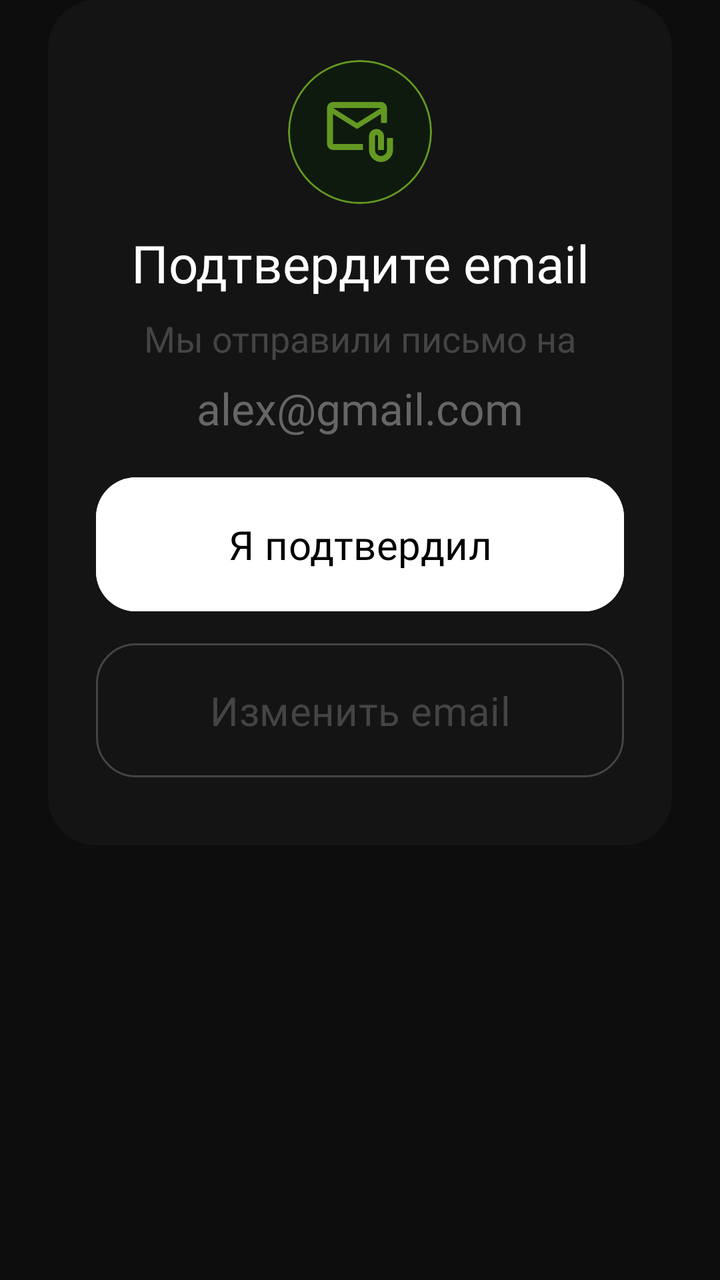
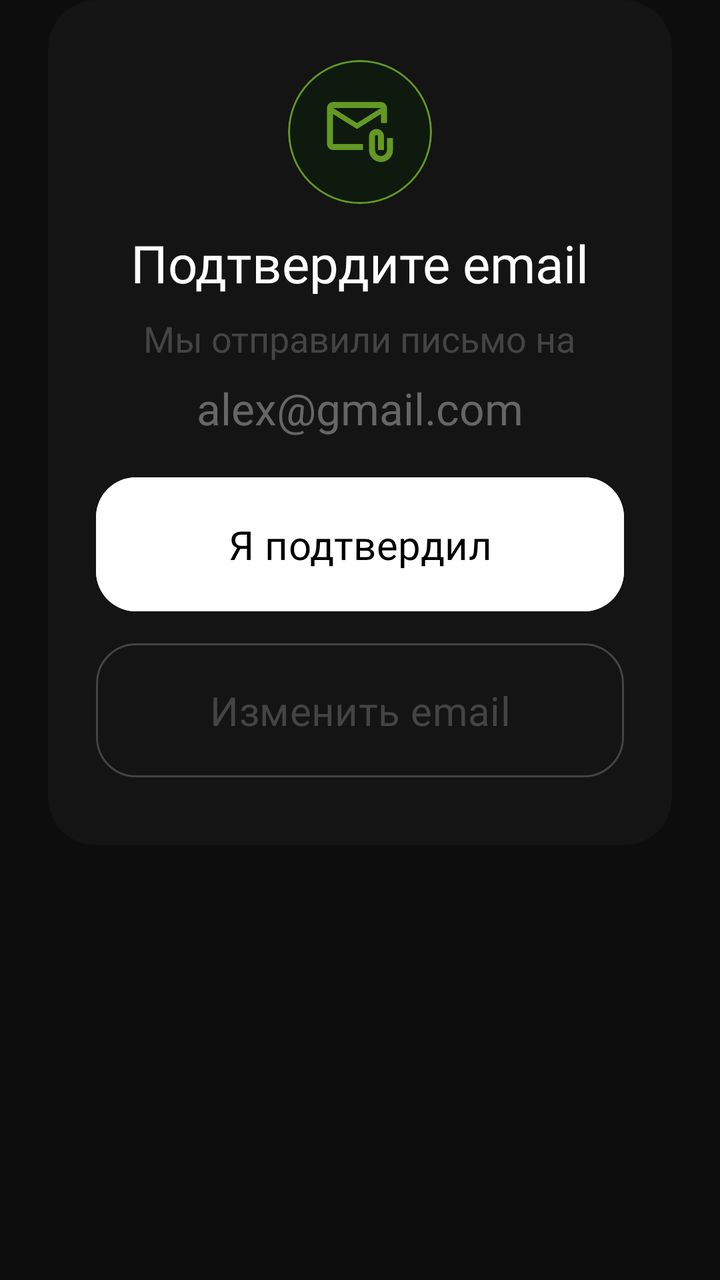

Before-and-after screenshots of an Android layout around one commit, followed by the original layout XML and the change that was made.
<!-- AndroidManifest.xml: application theme Theme.BoredomFocus -->
<!-- res/layout/dialog_confirm_email.xml -->
<FrameLayout xmlns:android="http://schemas.android.com/apk/res/android"
    xmlns:app="http://schemas.android.com/apk/res-auto"
    android:layout_width="match_parent"
    android:layout_height="wrap_content"
    android:background="@android:color/transparent"
    android:paddingHorizontal="24dp">

    <com.google.android.material.card.MaterialCardView
        android:id="@+id/cardDialog"
        android:layout_width="match_parent"
        android:layout_height="wrap_content"
        app:cardBackgroundColor="#141414"
        app:cardCornerRadius="24dp"
        app:cardElevation="0dp"
        app:strokeWidth="0dp">

        <FrameLayout
            android:layout_width="match_parent"
            android:layout_height="wrap_content">

            <androidx.constraintlayout.widget.ConstraintLayout
                android:layout_width="match_parent"
                android:layout_height="wrap_content"
                android:paddingHorizontal="24dp"
                android:paddingVertical="30dp">

                <com.google.android.material.card.MaterialCardView
                    android:id="@+id/cardIcon"
                    android:layout_width="72dp"
                    android:layout_height="72dp"
                    app:cardBackgroundColor="#0F1A0F"
                    app:cardCornerRadius="36dp"
                    app:strokeColor="@color/green_basic"
                    app:layout_constraintEnd_toEndOf="parent"
                    app:layout_constraintStart_toStartOf="parent"
                    app:layout_constraintTop_toTopOf="parent">

                    <ImageView
                        android:id="@+id/ivBackgroundIcon"
                        android:layout_width="36dp"
                        android:layout_height="36dp"
                        android:layout_gravity="center"
                        android:src="@drawable/ic_email" />

                </com.google.android.material.card.MaterialCardView>

                <TextView
                    android:id="@+id/tvEmail"
                    android:layout_width="wrap_content"
                    android:layout_height="wrap_content"
                    android:fontFamily="@font/inter_bold"
                    android:text="Подтвердите email"
                    android:textColor="@color/white"
                    android:textSize="26sp"
                    android:layout_marginTop="12dp"
                    app:layout_constraintEnd_toEndOf="parent"
                    app:layout_constraintStart_toStartOf="parent"
                    app:layout_constraintTop_toBottomOf="@+id/cardIcon" />

                <TextView
                    android:id="@+id/tvEmailDescription"
                    android:layout_width="wrap_content"
                    android:layout_height="wrap_content"
                    android:layout_marginTop="8dp"
                    android:fontFamily="@font/inter_medium"
                    android:text="Мы отправили письмо на"
                    android:textAlignment="center"
                    android:textColor="#444444"
                    android:textSize="18sp"
                    app:layout_constraintEnd_toEndOf="parent"
                    app:layout_constraintStart_toStartOf="parent"
                    app:layout_constraintTop_toBottomOf="@+id/tvEmail" />

                <TextView
                    android:id="@+id/tvEmailDescription2"
                    android:layout_width="wrap_content"
                    android:layout_height="wrap_content"
                    android:layout_marginTop="8dp"
                    android:fontFamily="@font/inter_medium"
                    android:text="alex@gmail.com"
                    android:textAlignment="center"
                    android:textColor="#666666"
                    android:textSize="22sp"
                    app:layout_constraintEnd_toEndOf="parent"
                    app:layout_constraintStart_toStartOf="parent"
                    app:layout_constraintTop_toBottomOf="@+id/tvEmailDescription" />

                <com.google.android.material.button.MaterialButton
                    android:id="@+id/btnConfirmed"
                    android:layout_width="match_parent"
                    android:layout_height="wrap_content"
                    android:layout_marginTop="16dp"
                    android:backgroundTint="@color/white"
                    android:fontFamily="@font/inter_bold"
                    android:padding="20dp"
                    android:text="Я подтвердил"
                    android:textColor="@color/black"
                    android:textSize="20sp"
                    app:cornerRadius="20dp"
                    app:layout_constraintEnd_toEndOf="parent"
                    app:layout_constraintHorizontal_bias="0.5"
                    app:layout_constraintStart_toStartOf="parent"
                    app:layout_constraintTop_toBottomOf="@+id/tvEmailDescription2"/>

                <com.google.android.material.button.MaterialButton
                    android:id="@+id/btnChangeEmail"
                    android:layout_width="match_parent"
                    android:layout_height="wrap_content"
                    android:layout_marginTop="8dp"
                    android:backgroundTint="#141414"
                    android:fontFamily="@font/inter_bold"
                    android:padding="20dp"
                    android:text="Изменить email"
                    android:textColor="#444444"
                    android:textSize="20sp"
                    app:strokeColor="#444444"
                    app:strokeWidth="1dp"
                    app:cornerRadius="20dp"
                    app:layout_constraintEnd_toEndOf="parent"
                    app:layout_constraintHorizontal_bias="0.5"
                    app:layout_constraintStart_toStartOf="parent"
                    app:layout_constraintTop_toBottomOf="@+id/btnConfirmed"/>

            </androidx.constraintlayout.widget.ConstraintLayout>

            <LinearLayout
                android:id="@+id/loadingOverlay"
                android:layout_width="match_parent"
                android:layout_height="match_parent"
                android:background="#B3141414"
                android:clickable="true"
                android:focusable="true"
                android:gravity="center"
                android:orientation="vertical"
                android:visibility="gone">

                <ProgressBar
                    android:layout_width="32dp"
                    android:layout_height="32dp"
                    android:indeterminate="true"
                    android:indeterminateTint="#FFFFFF" />

                <TextView
                    android:id="@+id/tvSigning"
                    android:layout_width="wrap_content"
                    android:layout_height="wrap_content"
                    android:layout_marginTop="10dp"
                    android:text="Входим..."
                    android:textColor="#888888"
                    android:textSize="14sp" />

            </LinearLayout>
        </FrameLayout>
    </com.google.android.material.card.MaterialCardView>
</FrameLayout>
<!-- resources referenced by this layout -->
<resources>
  <color name="black">#FF000000</color>
  <color name="green_basic">#639922</color>
  <color name="white">#FFFFFFFF</color>
  <!-- drawable ic_email (drawable) -->
  <vector xmlns:android="http://schemas.android.com/apk/res/android" android:height="24dp" android:tint="#639922" android:viewportHeight="960" android:viewportWidth="960" android:width="24dp">
        
      <path android:fillColor="@android:color/white" android:pathData="M440,440L120,240L120,640Q120,640 120,640Q120,640 120,640L520,640L520,720L120,720Q87,720 63.5,696.5Q40,673 40,640L40,160Q40,127 63.5,103.5Q87,80 120,80L760,80Q793,80 816.5,103.5Q840,127 840,160L840,360L760,360L760,240L440,440ZM440,360L760,160L120,160L440,360ZM760,880Q694,880 647,833Q600,786 600,720L600,540Q600,498 629,469Q658,440 700,440Q742,440 771,469Q800,498 800,540L800,720L720,720L720,540Q720,532 714,526Q708,520 700,520Q692,520 686,526Q680,532 680,540L680,720Q680,753 703.5,776.5Q727,800 760,800Q793,800 816.5,776.5Q840,753 840,720L840,560L920,560L920,720Q920,786 873,833Q826,880 760,880ZM120,240L120,160L120,160L120,240L120,640Q120,640 120,640Q120,640 120,640L120,640L120,540Q120,482 120,441Q120,400 120,400L120,400L120,240Z"/>
      
  </vector>
  <style name="Theme.BoredomFocus" parent="Base.Theme.BoredomFocus" />
  <style name="Base.Theme.BoredomFocus" parent="Theme.Material3.DayNight.NoActionBar">
  
          <item name="android:windowBackground">#0D0D0D</item>
  
          <item name="android:statusBarColor">#0D0D0D</item>
          <item name="android:navigationBarColor">#0D0D0D</item>
  
          <item name="android:windowLightStatusBar">false</item>
          <item name="android:windowLightNavigationBar" tools:targetApi="o_mr1">false</item>
  
          <item name="android:windowDrawsSystemBarBackgrounds">true</item>
          <item name="android:enforceNavigationBarContrast" tools:targetApi="q">false</item>
  
      </style>
</resources>

<!-- the commit's change to res/layout/dialog_confirm_email.xml (unified diff, before → after) -->
@@ -24,70 +24,71 @@
                 android:paddingHorizontal="24dp"
                 android:paddingVertical="30dp">
 
-                <com.google.android.material.card.MaterialCardView
-                    android:id="@+id/cardIcon"
-                    android:layout_width="72dp"
-                    android:layout_height="72dp"
-                    app:cardBackgroundColor="#0F1A0F"
-                    app:cardCornerRadius="36dp"
-                    app:strokeColor="@color/green_basic"
-                    app:layout_constraintEnd_toEndOf="parent"
+                <LinearLayout
+                    android:id="@+id/layoutStatus"
+                    android:layout_width="0dp"
+                    android:layout_height="wrap_content"
+                    android:orientation="vertical"
+                    android:gravity="center_horizontal"
+
+                    app:layout_constraintTop_toTopOf="parent"
                     app:layout_constraintStart_toStartOf="parent"
-                    app:layout_constraintTop_toTopOf="parent">
+                    app:layout_constraintEnd_toEndOf="parent">
 
-                    <ImageView
-                        android:id="@+id/ivBackgroundIcon"
-                        android:layout_width="36dp"
-                        android:layout_height="36dp"
-                        android:layout_gravity="center"
-                        android:src="@drawable/ic_email" />
+                    <com.google.android.material.card.MaterialCardView
+                        android:id="@+id/cardIcon"
+                        android:layout_width="72dp"
+                        android:layout_height="72dp"
+                        app:cardBackgroundColor="#0F1A0F"
+                        app:cardCornerRadius="36dp"
+                        app:strokeColor="@color/green_basic">
 
-                </com.google.android.material.card.MaterialCardView>
+                        <ImageView
+                            android:id="@+id/ivBackgroundIcon"
+                            android:layout_width="36dp"
+                            android:layout_height="36dp"
+                            android:layout_gravity="center"
+                            android:src="@drawable/ic_email"/>
 
-                <TextView
-                    android:id="@+id/tvEmail"
-                    android:layout_width="wrap_content"
-                    android:layout_height="wrap_content"
-                    android:fontFamily="@font/inter_bold"
-                    android:text="Подтвердите email"
-                    android:textColor="@color/white"
-                    android:textSize="26sp"
-                    android:layout_marginTop="12dp"
-                    app:layout_constraintEnd_toEndOf="parent"
-                    app:layout_constraintStart_toStartOf="parent"
-                    app:layout_constraintTop_toBottomOf="@+id/cardIcon" />
+                    </com.google.android.material.card.MaterialCardView>
 
-                <TextView
-                    android:id="@+id/tvEmailDescription"
-                    android:layout_width="wrap_content"
-                    android:layout_height="wrap_content"
-                    android:layout_marginTop="8dp"
-                    android:fontFamily="@font/inter_medium"
-                    android:text="Мы отправили письмо на"
-                    android:textAlignment="center"
-                    android:textColor="#444444"
-                    android:textSize="18sp"
-                    app:layout_constraintEnd_toEndOf="parent"
-                    app:layout_constraintStart_toStartOf="parent"
-                    app:layout_constraintTop_toBottomOf="@+id/tvEmail" />
+                    <TextView
+                        android:id="@+id/tvEmail"
+                        android:layout_width="wrap_content"
+                        android:layout_height="wrap_content"
+                        android:layout_marginTop="12dp"
+                        android:fontFamily="@font/inter_bold"
+                        android:text="Подтвердите email"
+                        android:textColor="@color/white"
+                        android:textSize="26sp"/>
 
-                <TextView
-                    android:id="@+id/tvEmailDescription2"
-                    android:layout_width="wrap_content"
-                    android:layout_height="wrap_content"
-                    android:layout_marginTop="8dp"
-                    android:fontFamily="@font/inter_medium"
-                    android:text="alex@gmail.com"
-                    android:textAlignment="center"
-                    android:textColor="#666666"
-                    android:textSize="22sp"
-                    app:layout_constraintEnd_toEndOf="parent"
-                    app:layout_constraintStart_toStartOf="parent"
-                    app:layout_constraintTop_toBottomOf="@+id/tvEmailDescription" />
+                    <TextView
+                        android:id="@+id/tvEmailDescription"
+                        android:layout_width="wrap_content"
+                        android:layout_height="wrap_content"
+                        android:layout_marginTop="8dp"
+                        android:fontFamily="@font/inter_medium"
+                        android:text="Мы отправили письмо на"
+                        android:textAlignment="center"
+                        android:textColor="#444444"
+                        android:textSize="18sp"/>
+
+                    <TextView
+                        android:id="@+id/tvEmailDescription2"
+                        android:layout_width="wrap_content"
+                        android:layout_height="wrap_content"
+                        android:layout_marginTop="8dp"
+                        android:fontFamily="@font/inter_medium"
+                        android:text="alex@gmail.com"
+                        android:textAlignment="center"
+                        android:textColor="#666666"
+                        android:textSize="22sp"/>
+
+                </LinearLayout>
 
                 <com.google.android.material.button.MaterialButton
                     android:id="@+id/btnConfirmed"
-                    android:layout_width="match_parent"
+                    android:layout_width="0dp"
                     android:layout_height="wrap_content"
                     android:layout_marginTop="16dp"
                     android:backgroundTint="@color/white"
@@ -97,14 +98,14 @@
                     android:textColor="@color/black"
                     android:textSize="20sp"
                     app:cornerRadius="20dp"
-                    app:layout_constraintEnd_toEndOf="parent"
-                    app:layout_constraintHorizontal_bias="0.5"
+
+                    app:layout_constraintTop_toBottomOf="@id/layoutStatus"
                     app:layout_constraintStart_toStartOf="parent"
-                    app:layout_constraintTop_toBottomOf="@+id/tvEmailDescription2"/>
+                    app:layout_constraintEnd_toEndOf="parent"/>
 
                 <com.google.android.material.button.MaterialButton
                     android:id="@+id/btnChangeEmail"
-                    android:layout_width="match_parent"
+                    android:layout_width="0dp"
                     android:layout_height="wrap_content"
                     android:layout_marginTop="8dp"
                     android:backgroundTint="#141414"
@@ -113,13 +114,13 @@
                     android:text="Изменить email"
                     android:textColor="#444444"
                     android:textSize="20sp"
+                    app:cornerRadius="20dp"
                     app:strokeColor="#444444"
                     app:strokeWidth="1dp"
-                    app:cornerRadius="20dp"
-                    app:layout_constraintEnd_toEndOf="parent"
-                    app:layout_constraintHorizontal_bias="0.5"
+
+                    app:layout_constraintTop_toBottomOf="@id/btnConfirmed"
                     app:layout_constraintStart_toStartOf="parent"
-                    app:layout_constraintTop_toBottomOf="@+id/btnConfirmed"/>
+                    app:layout_constraintEnd_toEndOf="parent"/>
 
             </androidx.constraintlayout.widget.ConstraintLayout>
 
